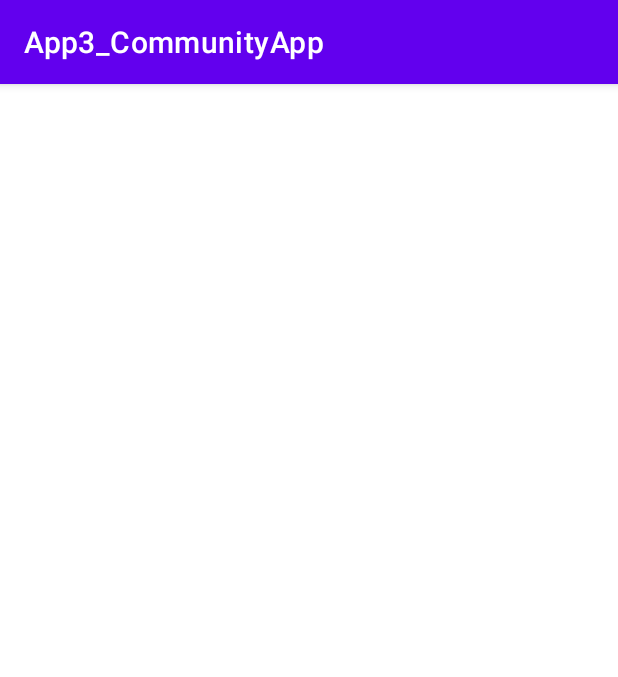
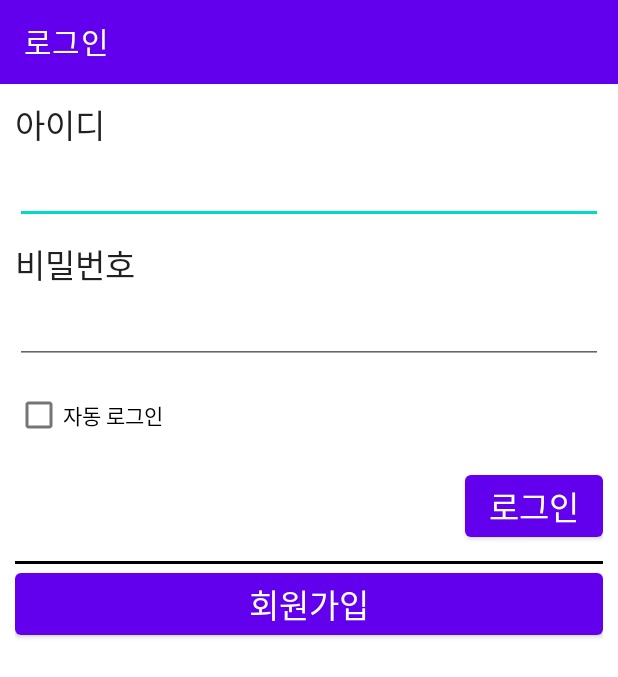
Before and after one commit to EoJin-Kim/App3_CommunityApp, an Android app: the screen it shows after launch (MainActivity), on a phone screen of 412 x 824 dp. Shown: the top 677 px of the screen. Run offline under Robolectric (Android 15) with nearby library versions, the phone set to English and light mode, and no system bars.

Commit message:
Feat : 로그인 화면 구성

```diff
--- /dev/null
+++ b/app/src/main/java/com/example/app3_communityapp/LoginFragment.kt
@@ -0,0 +1,34 @@
+package com.example.app3_communityapp
+
+import android.os.Bundle
+import androidx.fragment.app.Fragment
+import android.view.LayoutInflater
+import android.view.View
+import android.view.ViewGroup
+import com.example.app3_communityapp.databinding.FragmentLoginBinding
+
+
+class LoginFragment : Fragment() {
+
+    lateinit var loginFragmentBinding : FragmentLoginBinding
+
+    override fun onCreate(savedInstanceState: Bundle?) {
+        super.onCreate(savedInstanceState)
+    }
+
+    override fun onCreateView(
+        inflater: LayoutInflater, container: ViewGroup?,
+        savedInstanceState: Bundle?
+    ): View? {
+        // Inflate the layout for this fragment
+
+        loginFragmentBinding = FragmentLoginBinding.inflate(inflater)
+
+        loginFragmentBinding.loginToolbar.title = "로그인"
+
+
+        return loginFragmentBinding.root
+    }
+
+
+}
--- a/app/src/main/java/com/example/app3_communityapp/MainActivity.kt
+++ b/app/src/main/java/com/example/app3_communityapp/MainActivity.kt
@@ -3,11 +3,14 @@ package com.example.app3_communityapp
 import androidx.appcompat.app.AppCompatActivity
 import android.os.Bundle
 import android.os.SystemClock
+import androidx.fragment.app.Fragment
+import androidx.fragment.app.FragmentTransaction
 import com.example.app3_communityapp.databinding.ActivityMainBinding
 
 class MainActivity : AppCompatActivity() {
 
     lateinit var mainActivityBinding : ActivityMainBinding
+    lateinit var currentFragment : Fragment
 
     override fun onCreate(savedInstanceState: Bundle?) {
         super.onCreate(savedInstanceState)
@@ -18,5 +21,31 @@ class MainActivity : AppCompatActivity() {
         mainActivityBinding = ActivityMainBinding.inflate(layoutInflater)
 
         setContentView(mainActivityBinding.root)
+
+        fragmentController("login",false,false)
+    }
+
+    fun fragmentController(name: String, add: Boolean, animate: Boolean) {
+        when(name){
+            "login" -> {
+                currentFragment = LoginFragment()
+            }
+
+
+        }
+
+        val trans = supportFragmentManager.beginTransaction()
+        trans.replace(R.id.main_container, currentFragment)
+
+        if (add) {
+            trans.addToBackStack(name)
+        }
+
+        if (animate) {
+            trans.setTransition(FragmentTransaction.TRANSIT_FRAGMENT_OPEN)
+        }
+
+        trans.commit()
+
     }
 }
--- a/app/src/main/res/layout/activity_main.xml
+++ b/app/src/main/res/layout/activity_main.xml
@@ -1,18 +1,8 @@
 <?xml version="1.0" encoding="utf-8"?>
-<androidx.constraintlayout.widget.ConstraintLayout xmlns:android="http://schemas.android.com/apk/res/android"
+<FrameLayout xmlns:android="http://schemas.android.com/apk/res/android"
     xmlns:app="http://schemas.android.com/apk/res-auto"
     xmlns:tools="http://schemas.android.com/tools"
+    android:id="@+id/main_container"
     android:layout_width="match_parent"
     android:layout_height="match_parent"
-    tools:context=".MainActivity">
-
-    <TextView
-        android:layout_width="wrap_content"
-        android:layout_height="wrap_content"
-        android:text="Hello World!"
-        app:layout_constraintBottom_toBottomOf="parent"
-        app:layout_constraintEnd_toEndOf="parent"
-        app:layout_constraintStart_toStartOf="parent"
-        app:layout_constraintTop_toTopOf="parent" />
-
-</androidx.constraintlayout.widget.ConstraintLayout>
+    tools:context=".MainActivity" />
--- /dev/null
+++ b/app/src/main/res/layout/fragment_login.xml
@@ -0,0 +1,101 @@
+<?xml version="1.0" encoding="utf-8"?>
+<LinearLayout xmlns:android="http://schemas.android.com/apk/res/android"
+    xmlns:tools="http://schemas.android.com/tools"
+    android:layout_width="match_parent"
+    android:layout_height="match_parent"
+    android:orientation="vertical"
+    tools:context=".LoginFragment" >
+
+    <androidx.appcompat.widget.Toolbar
+        android:id="@+id/login_toolbar"
+        android:layout_width="match_parent"
+        android:layout_height="wrap_content"
+        android:background="?attr/colorPrimary"
+        android:minHeight="?attr/actionBarSize"
+        android:theme="?attr/actionBarTheme" />
+
+    <LinearLayout
+        android:layout_width="match_parent"
+        android:layout_height="match_parent"
+        android:orientation="vertical"
+        android:padding="10dp">
+
+        <TextView
+            android:id="@+id/textView"
+            android:layout_width="match_parent"
+            android:layout_height="wrap_content"
+            android:text="아이디"
+            android:textAppearance="@style/TextAppearance.AppCompat.Large" />
+
+        <EditText
+            android:id="@+id/login_id"
+            android:layout_width="match_parent"
+            android:layout_height="wrap_content"
+            android:ems="10"
+            android:inputType="textPersonName"
+            android:textAppearance="@style/TextAppearance.AppCompat.Large" />
+
+        <Space
+            android:layout_width="match_parent"
+            android:layout_height="10dp" />
+
+        <TextView
+            android:id="@+id/textView2"
+            android:layout_width="match_parent"
+            android:layout_height="wrap_content"
+            android:text="비밀번호"
+            android:textAppearance="@style/TextAppearance.AppCompat.Large" />
+
+        <EditText
+            android:id="@+id/login_pw"
+            android:layout_width="match_parent"
+            android:layout_height="wrap_content"
+            android:ems="10"
+            android:inputType="textPassword"
+            android:textAppearance="@style/TextAppearance.AppCompat.Large" />
+
+        <Space
+            android:layout_width="match_parent"
+            android:layout_height="10dp" />
+
+        <CheckBox
+            android:id="@+id/login_autologin"
+            android:layout_width="match_parent"
+            android:layout_height="wrap_content"
+            android:text="자동 로그인" />
+
+        <Space
+            android:layout_width="match_parent"
+            android:layout_height="10dp" />
+
+        <FrameLayout
+            android:layout_width="match_parent"
+            android:layout_height="wrap_content">
+
+            <Button
+                android:id="@+id/login_loginbtn"
+                android:layout_width="wrap_content"
+                android:layout_height="wrap_content"
+                android:layout_gravity="right"
+                android:text="로그인"
+                android:textAppearance="@style/TextAppearance.AppCompat.Large" />
+
+        </FrameLayout>
+
+        <Space
+            android:layout_width="match_parent"
+            android:layout_height="10dp" />
+
+        <View
+            android:layout_width="match_parent"
+            android:layout_height="2dp"
+            android:background="@color/black"/>
+
+        <Button
+            android:id="@+id/login_join"
+            android:layout_width="match_parent"
+            android:layout_height="wrap_content"
+            android:text="회원가입"
+            android:textAppearance="@style/TextAppearance.AppCompat.Large" />
+    </LinearLayout>
+</LinearLayout>
--- a/app/src/main/res/values/strings.xml
+++ b/app/src/main/res/values/strings.xml
@@ -1,3 +1,5 @@
 <resources>
     <string name="app_name">App3_CommunityApp</string>
+    <!-- TODO: Remove or change this placeholder text -->
+    <string name="hello_blank_fragment">Hello blank fragment</string>
 </resources>
--- a/app/src/main/res/values/themes.xml
+++ b/app/src/main/res/values/themes.xml
@@ -12,6 +12,8 @@
         <!-- Status bar color. -->
         <item name="android:statusBarColor" tools:targetApi="l">?attr/colorPrimaryVariant</item>
         <!-- Customize your theme here. -->
+        <item name="windowActionBar">false</item>
+        <item name="windowNoTitle">true</item>
     </style>
 
     <style name="Theme.Splash" parent="Theme.MaterialComponents.DayNight.DarkActionBar">
```
